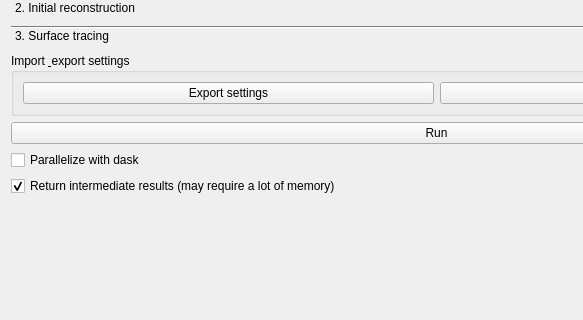
Before: the Qt Designer form src/napari_stress/_reconstruction/toolbox.ui in campaslab/napari-stress, drawn with Qt 5; both pictures show x 0 to 583 and y 317 to 637 of the 873 by 857 pixel window.
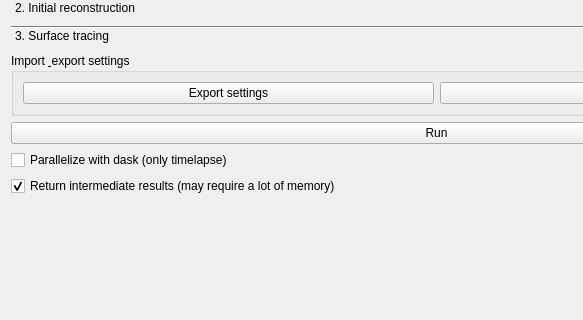
After: the same form once the commit is applied. The open tabs and pages were chosen to show the change.

Commit message: Added hint to dask parallelization

```diff
--- a/src/napari_stress/_reconstruction/toolbox.ui
+++ b/src/napari_stress/_reconstruction/toolbox.ui
@@ -461,7 +461,7 @@
    <item row="6" column="0">
     <widget class="QCheckBox" name="checkBox_use_dask">
      <property name="text">
-      <string>Parallelize with dask</string>
+      <string>Parallelize with dask (only timelapse)</string>
      </property>
     </widget>
    </item>
```
Left out of the diff: 2 changed lines with no effect on the pictures.
